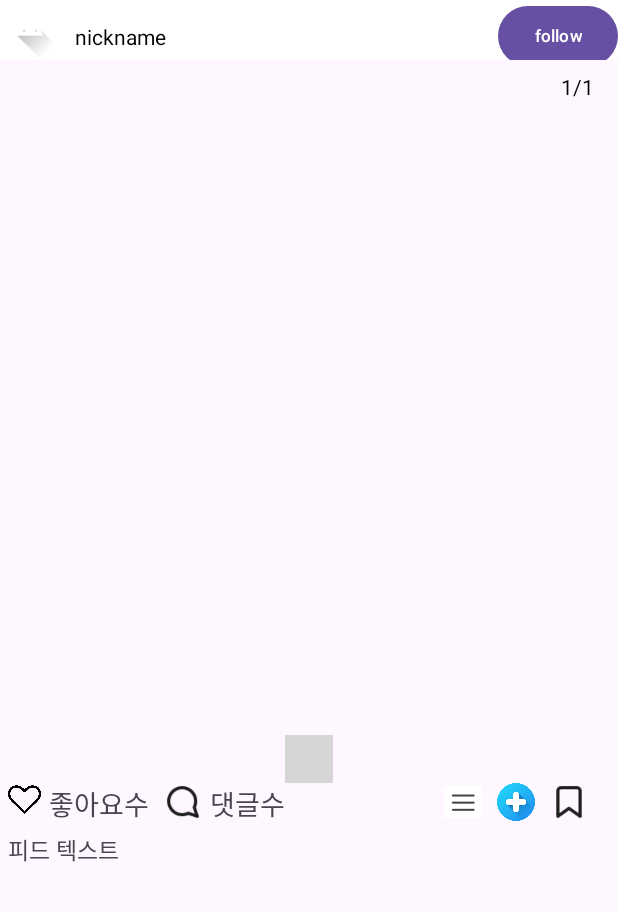
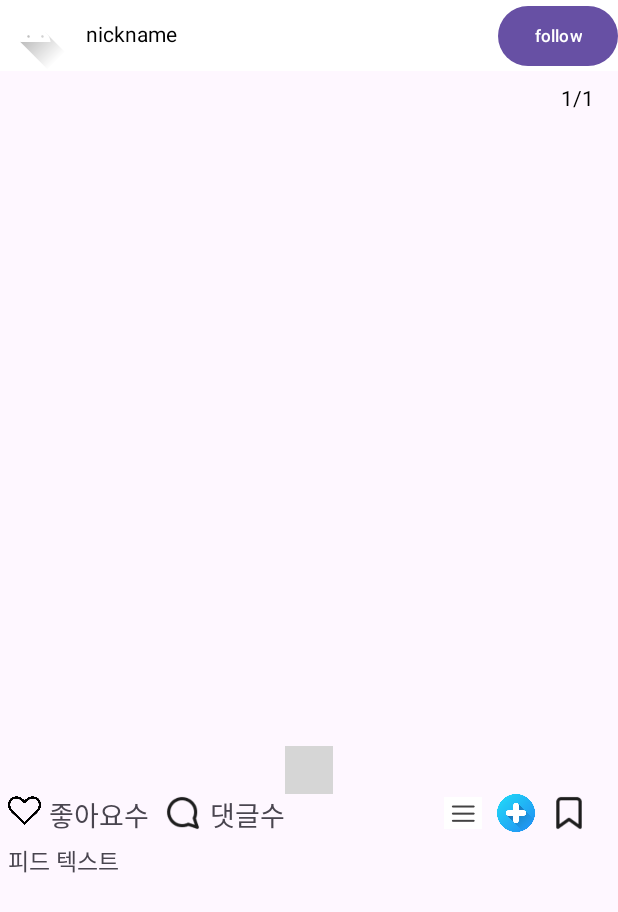
Before and after one commit to RAEHOON/Deskterior002, an Android app: the layout feed.xml on its own in the app's theme, with its tools: preview values and no code run, on a phone screen of 412 x 824 dp. Shown: the top 912 px of the screen. Run offline under Robolectric (Android 15) with nearby library versions, the phone set to English and light mode, and no system bars; plain views replace CircleIndicator3; grey boxes are pictures that could not be loaded.

Commit message:
데스크테리어 새로운버전 -프로필이미지 동그랗게

```diff
--- a/app/src/main/java/com/example/desk0018/Adapter/CombinedAdapter.java
+++ b/app/src/main/java/com/example/desk0018/Adapter/CombinedAdapter.java
@@ -26,6 +26,7 @@ import androidx.recyclerview.widget.RecyclerView;
 import androidx.viewpager2.widget.ViewPager2;
 
 import com.bumptech.glide.Glide;
+import com.bumptech.glide.request.RequestOptions;
 import com.example.desk0018.R;
 import com.example.desk0018.Server.ApiService;
 import com.example.desk0018.Server.RetrofitClient;
@@ -695,6 +696,7 @@ public class CombinedAdapter extends RecyclerView.Adapter<RecyclerView.ViewHolde
             Glide.with(itemView.getContext())
                     .load(profileImageUrl)
                     .placeholder(R.drawable.ic_launcher_foreground)
+                    .apply(RequestOptions.circleCropTransform())
                     .into(imgProfile);
             Log.d(TAG, "bind: Glide로 프로필 이미지 로드 완료");
 
--- a/app/src/main/java/com/example/desk0018/Mainpage.java
+++ b/app/src/main/java/com/example/desk0018/Mainpage.java
@@ -21,6 +21,7 @@ import androidx.core.view.WindowInsetsCompat;
 import androidx.fragment.app.Fragment;
 
 import com.bumptech.glide.Glide;
+import com.bumptech.glide.request.RequestOptions;
 import com.bumptech.glide.request.target.CustomTarget;
 import com.bumptech.glide.request.transition.Transition;
 import com.example.desk0018.Fragment.HomeFragment;
@@ -161,6 +162,7 @@ public class Mainpage extends AppCompatActivity {
         Glide.with(this)
                 .asBitmap()
                 // 이미지를 Bitmap으로 로드
+                .apply(RequestOptions.circleCropTransform())
                 .load(profileImageUrl)
                 // 서버에서 받은 프로필 이미지 URL 로드
                 .placeholder(R.drawable.loding)
--- a/app/src/main/res/layout/activity_mainpage.xml
+++ b/app/src/main/res/layout/activity_mainpage.xml
@@ -31,30 +31,18 @@
             android:layout_weight="1">
 
         </View>
-
-
-
     </LinearLayout>
-
-
-
     <FrameLayout
         android:id="@+id/fragment_container"
         android:layout_width="match_parent"
         android:layout_height="0dp"
         android:layout_weight="1" />
-
     <ImageView
         android:layout_width="wrap_content"
         android:layout_height="wrap_content"
-        android:id="@+id/imvimvimv"
-        >
+        android:id="@+id/imvimvimv">
 
     </ImageView>
-
-
-
-
 
     <com.google.android.material.bottomnavigation.BottomNavigationView
         android:id="@+id/bottom_navigation"
@@ -62,7 +50,7 @@
         android:layout_height="50dp"
         app:menu="@menu/bottom_menu"
         style="@style/BottomNavStyle"
-        />
+        app:itemIconSize="18dp"/>
 
 
 
--- a/app/src/main/res/layout/feed.xml
+++ b/app/src/main/res/layout/feed.xml
@@ -7,14 +7,14 @@
 
     <LinearLayout
         android:layout_width="match_parent"
-        android:layout_height="40dp"
+        android:layout_height="47dp"
         android:orientation="horizontal"
         android:background="@color/white">
 
         <ImageView
             android:id="@+id/img_profile"
-            android:layout_width="40dp"
-            android:layout_height="40dp"
+            android:layout_width="47dp"
+            android:layout_height="47dp"
             android:contentDescription="프로필 이미지"
             app:srcCompat="@drawable/ic_launcher_foreground" />
 
@@ -22,7 +22,6 @@
             android:id="@+id/tv_nickname"
             android:layout_width="wrap_content"
             android:layout_height="wrap_content"
-            android:layout_marginTop="2dp"
             android:layout_marginLeft="10dp"
             android:textColor="@color/black"
             android:text="nickname" />
```
